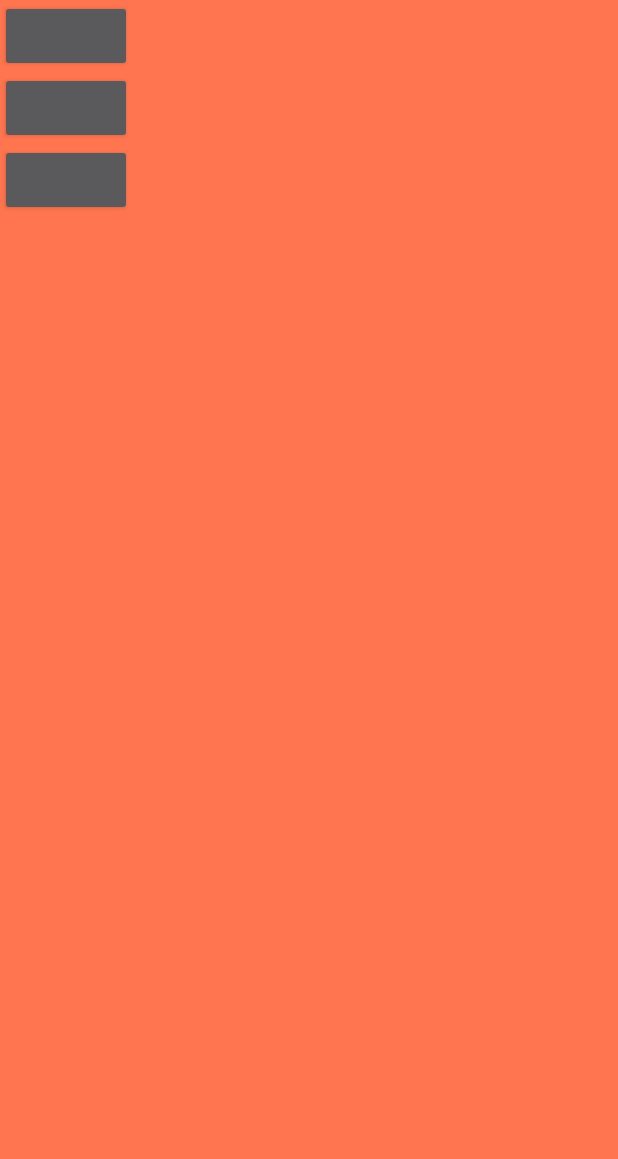
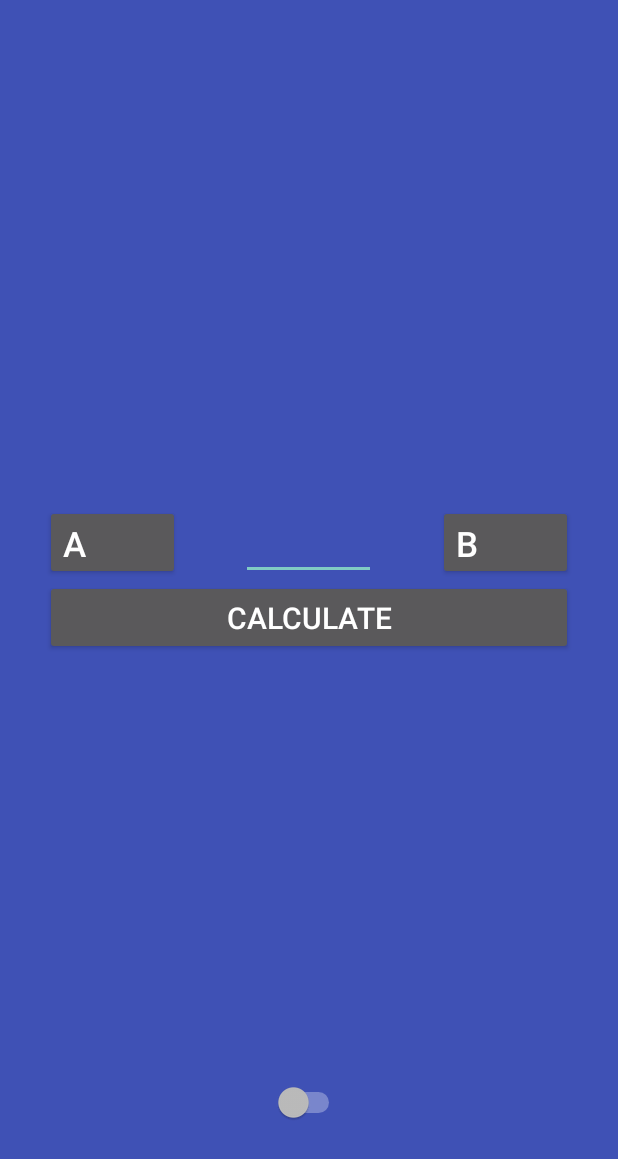
Before and after one commit to VolodymyrMitso/Homework_4, an Android app: the screen it shows after launch (MainActivity), on a phone screen of 412 x 824 dp. Shown: the top 1159 px of the screen. Run offline under Robolectric (Android 15) with nearby library versions, the phone set to English and light mode, and no system bars.

```diff
--- a/app/src/main/java/mitso/v/homework_4/MainActivity.java
+++ b/app/src/main/java/mitso/v/homework_4/MainActivity.java
@@ -1,10 +1,29 @@
 package mitso.v.homework_4;
 
 import android.app.Activity;
+import android.content.Intent;
 import android.os.Bundle;
+import android.view.Gravity;
 import android.view.View;
+import android.widget.Button;
+import android.widget.CompoundButton;
+import android.widget.Switch;
+import android.widget.Toast;
 
-public class MainActivity extends Activity implements View.OnClickListener {
+public class MainActivity extends Activity implements
+        CompoundButton.OnCheckedChangeListener,
+        View.OnClickListener {
+
+    private static final int REQUEST_FIRST_ACTIVITY = 888;
+    private static final int REQUEST_SECOND_ACTIVITY = 999;
+
+    private static String firstNumberString = "";
+    private static String secondNumberString = "";
+
+    public static Button firstButton;
+    public static Button secondButton;
+
+    Switch switchButton; // !!!
 
     @Override
     protected void onCreate(Bundle savedInstanceState) {
@@ -12,26 +31,70 @@ public class MainActivity extends Activity implements View.OnClickListener {
         Utils.onActivityCreateSetTheme(this);
         setContentView(R.layout.main);
 
-        findViewById(R.id.button1).setOnClickListener(this);
-        findViewById(R.id.button2).setOnClickListener(this);
-        findViewById(R.id.button3).setOnClickListener(this);
+        switchButton = (Switch) findViewById(R.id.sw_switchTheme_MA); // !!!
+        if (switchButton != null)
+            switchButton.setOnCheckedChangeListener(this);
+
+        firstButton = (Button) findViewById(R.id.btn_FirstButton_MA);
+        firstButton.setOnClickListener(this);
+        secondButton = (Button) findViewById(R.id.btn_SecondButton_MA);
+        secondButton.setOnClickListener(this);
+        findViewById(R.id.btn_Calculate_MA).setOnClickListener(this);
     }
 
     @Override
-    public void onClick(View v)
-    {
-        switch (v.getId())
-        {
-            case R.id.button1:
-                Utils.changeToTheme(this, Utils.THEME_DEFAULT);
+    public void onClick(View v) {
+        switch (v.getId()){
+            case R.id.btn_FirstButton_MA:
+                openFirstActivity();
                 break;
-            case R.id.button2:
-                Utils.changeToTheme(this, Utils.THEME_WHITE);
+            case R.id.btn_SecondButton_MA:
+                openSecondActivity();
                 break;
-            case R.id.button3:
-                Utils.changeToTheme(this, Utils.THEME_BLUE);
-                break;
+            case R.id.btn_Calculate_MA:
+                Support.CheckAndCalculate(firstNumberString, secondNumberString, this);
         }
+    }
 
+    private void openFirstActivity(){
+        Intent intent = new Intent(this, FirstActivity.class);
+        startActivityForResult(intent, REQUEST_FIRST_ACTIVITY);
+    }
+
+    private void openSecondActivity() {
+        Intent intent = new Intent(this, SecondActivity.class);
+        startActivityForResult(intent, REQUEST_SECOND_ACTIVITY);
+    }
+
+    @Override
+    protected void onActivityResult(int requestCode, int resultCode, Intent data) {
+        super.onActivityResult(requestCode, resultCode, data);
+        if (resultCode == RESULT_OK) {
+            switch (requestCode) {
+                case REQUEST_FIRST_ACTIVITY:
+                    firstNumberString = data.getStringExtra(Constants.BUNDLE_FIRST_NUMBER);
+                    Toast toast1 = Toast.makeText(this, firstNumberString, Toast.LENGTH_SHORT);
+                    toast1.setGravity(Gravity.CENTER,0,-500);
+                    toast1.show();
+                    break;
+                case REQUEST_SECOND_ACTIVITY:
+                    secondNumberString = data.getStringExtra(Constants.BUNDLE_SECOND_NUMBER);
+                    Toast toast2 = Toast.makeText(this, secondNumberString, Toast.LENGTH_SHORT);
+                    toast2.setGravity(Gravity.CENTER,0,-500);
+                    toast2.show();
+                    break;
+            }
+        }
+    }
+
+    ////////////////////////////////////////////////////////////////////////////////////////////////
+
+    @Override
+    public void onCheckedChanged(CompoundButton buttonView, boolean isChecked) {
+        if (isChecked) {
+            Utils.changeToTheme(this, Utils.THEME_2);
+        } else {
+            Utils.changeToTheme(this, Utils.THEME_1);
+        }
     }
 }
--- a/app/src/main/java/mitso/v/homework_4/Utils.java
+++ b/app/src/main/java/mitso/v/homework_4/Utils.java
@@ -8,9 +8,8 @@ public class Utils
 {
     private static int sTheme;
 
-    public final static int THEME_DEFAULT = 0;
-    public final static int THEME_WHITE = 1;
-    public final static int THEME_BLUE = 2;
+    public final static int THEME_1 = 1;
+    public final static int THEME_2 = 2;
 
     /**
      * Set the theme of the Activity, and restart it by creating a new Activity
@@ -20,7 +19,6 @@ public class Utils
     {
         sTheme = theme;
         activity.finish();
-
         activity.startActivity(new Intent(activity, activity.getClass()));
     }
 
@@ -30,14 +28,11 @@ public class Utils
         switch (sTheme)
         {
             default:
-            case THEME_DEFAULT:
-                activity.setTheme(R.style.AppTheme);
+            case THEME_1:
+                activity.setTheme(R.style.AppTheme1);
                 break;
-            case THEME_WHITE:
+            case THEME_2:
                 activity.setTheme(R.style.AppTheme2);
-                break;
-            case THEME_BLUE:
-                activity.setTheme(R.style.AppTheme3);
                 break;
         }
     }
--- a/app/src/main/res/layout/main.xml
+++ b/app/src/main/res/layout/main.xml
@@ -1,23 +1,59 @@
 <?xml version="1.0" encoding="utf-8"?>
-<LinearLayout
+<RelativeLayout
     xmlns:android="http://schemas.android.com/apk/res/android"
-    android:orientation="vertical"
     android:layout_width="match_parent"
-    android:layout_height="match_parent">
+    android:layout_height="match_parent"
+    android:paddingLeft="30dp"
+    android:paddingRight="30dp">
+
+    <Switch
+        android:layout_width="wrap_content"
+        android:layout_height="wrap_content"
+
+        android:id="@+id/sw_switchTheme_MA"
+        android:textOn="ON"
+        android:textOff="OFF"
+
+        android:layout_centerHorizontal="true"
+        android:layout_alignParentBottom="true"
+        android:layout_marginBottom="75dp" />
 
     <Button
-        android:id="@+id/button1"
-        android:layout_width="wrap_content"
-        android:layout_height="wrap_content" />
+        style="@style/stl_bigButtonStyle"
+
+        android:id="@+id/btn_Calculate_MA"
+        android:text="Calculate"
+
+        android:layout_centerVertical="true"
+        android:layout_centerHorizontal="true" />
 
     <Button
-        android:id="@+id/button2"
-        android:layout_width="wrap_content"
-        android:layout_height="wrap_content" />
+        style="@style/stl_littleButtonStyle"
+
+        android:id="@+id/btn_FirstButton_MA"
+        android:text="A"
+
+        android:layout_above="@id/btn_Calculate_MA"
+        android:layout_alignLeft="@id/btn_Calculate_MA"
+        android:layout_alignStart="@id/btn_Calculate_MA" />
+
+    <EditText
+        style="@style/stl_littleButtonStyle"
+
+        android:id="@+id/et_Sign_MA"
+        android:gravity="center"
+
+        android:layout_above="@id/btn_Calculate_MA"
+        android:layout_centerHorizontal="true" />
 
     <Button
-        android:id="@+id/button3"
-        android:layout_width="wrap_content"
-        android:layout_height="wrap_content" />
+        style="@style/stl_littleButtonStyle"
 
-</LinearLayout>
+        android:id="@+id/btn_SecondButton_MA"
+        android:text="B"
+
+        android:layout_above="@id/btn_Calculate_MA"
+        android:layout_alignRight="@id/btn_Calculate_MA"
+        android:layout_alignEnd="@id/btn_Calculate_MA" />
+
+</RelativeLayout>
--- a/app/src/main/res/values/colors.xml
+++ b/app/src/main/res/values/colors.xml
@@ -1,8 +1,5 @@
 <?xml version="1.0" encoding="utf-8"?>
 <resources>
-    <color name="colorPrimary">#ff754f</color>
-
-    <color name="colorPrimary2">#00dbef</color>
-
-    <color name="colorPrimary3">#c700ef</color>
+    <color name="colorPrimary2">#3f51b5</color>
+    <color name="colorPrimary3">#00bcd4</color>
 </resources>
--- a/app/src/main/res/values/styles.xml
+++ b/app/src/main/res/values/styles.xml
@@ -1,16 +1,27 @@
 <resources>
 
-    <style name="AppTheme" parent="Theme.AppCompat.NoActionBar">
-        <item name="android:colorBackground">@color/colorPrimary</item>
+    <style name="AppTheme1" parent="Theme.AppCompat.NoActionBar">
+        <item name="android:colorBackground">@color/colorPrimary2</item>
     </style>
 
     <style name="AppTheme2" parent="Theme.AppCompat.NoActionBar">
-        <item name="android:colorBackground">@color/colorPrimary2</item>
-
-    </style>
-
-    <style name="AppTheme3" parent="Theme.AppCompat.NoActionBar">
         <item name="android:colorBackground">@color/colorPrimary3</item>
     </style>
 
+    <style name="stl_littleButtonStyle">
+        <item name="android:layout_width">90dp</item>
+        <item name="android:layout_height">50dp</item>
+
+        <item name="android:gravity">left|center_vertical</item>
+        <item name="android:textSize">23sp</item>
+    </style>
+
+    <style name="stl_bigButtonStyle">
+        <item name="android:layout_width">match_parent</item>
+        <item name="android:layout_height">50dp</item>
+
+        <item name="android:gravity">center</item>
+        <item name="android:textSize">20sp</item>
+    </style>
+
 </resources>
```
Also changed, not shown: app/src/main/AndroidManifest.xml (+14 -2 lines), app/src/main/java/mitso/v/homework_4/Constants.java (added, +7 -0 lines), app/src/main/java/mitso/v/homework_4/FirstActivity.java (added, +33 -0 lines), app/src/main/java/mitso/v/homework_4/SecondActivity.java (added, +33 -0 lines), app/src/main/java/mitso/v/homework_4/Support.java (added, +100 -0 lines), app/src/main/res/layout/first.xml (added, +34 -0 lines), app/src/main/res/layout/second.xml (added, +34 -0 lines).
